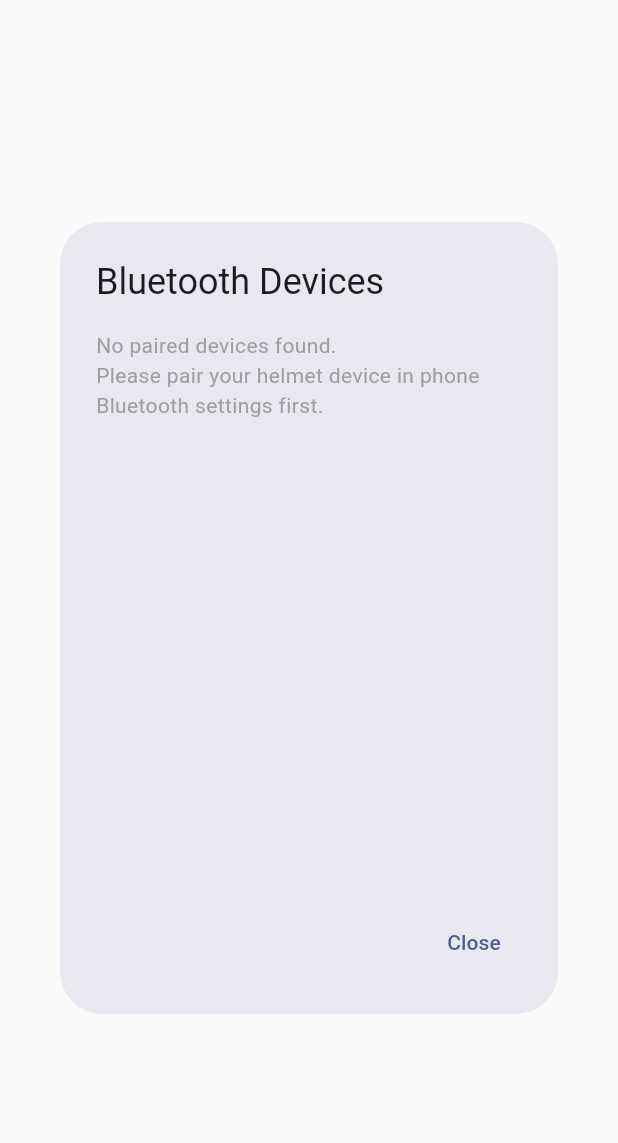
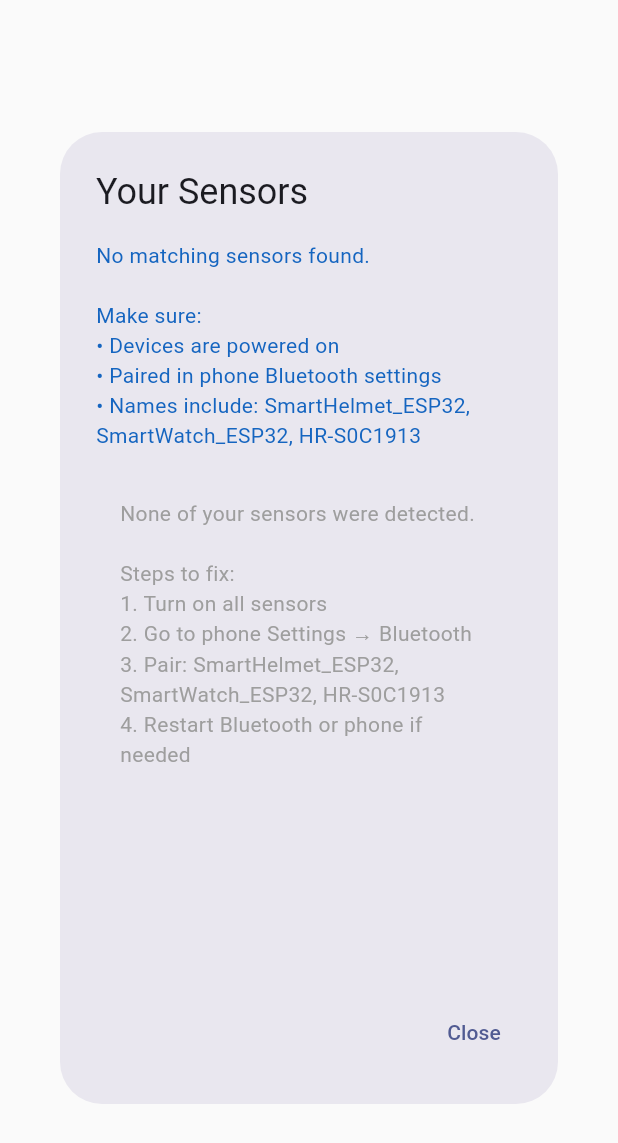
Before and after one commit to Yasiru3875/Smart-Helmet, a Flutter app: the BluetoothConnectDialog widget shown alone on an empty page, opened directly with empty values, on a phone screen of 412 x 824 dp. Shown: the top 1143 px of the screen. Run offline on Flutter 3.47's test engine with Material 3 defaults, Android fonts, the phone set to English and light mode, and no system bars; our stand-ins replace cloud_firestore, firebase_auth, firebase_core, fl_chart, flutter_bluetooth_serial, flutter_staggered_animations and 6 more; missing offline and left inert: google_maps_flutter_android, google_maps_flutter_platform_interface, tflite_flutter; accounts and stored records are empty.

Commit message:
Updated Bluetooth Connection of the Member2 function

```diff
--- a/smart_helmet_app/lib/services/bluetooth_connect_dialog.dart
+++ b/smart_helmet_app/lib/services/bluetooth_connect_dialog.dart
@@ -1,7 +1,7 @@
 import 'package:flutter/material.dart';
 import 'package:flutter_bluetooth_serial/flutter_bluetooth_serial.dart';
 
-import 'bluetooth_manager.dart'; // ← make sure this file is also imported correctly
+import 'bluetooth_manager.dart'; // Your BluetoothManager class
 
 class BluetoothConnectDialog extends StatefulWidget {
   final BluetoothManager manager;
@@ -15,90 +15,195 @@ class BluetoothConnectDialog extends StatefulWidget {
 class _BluetoothConnectDialogState extends State<BluetoothConnectDialog> {
   List<BluetoothDevice> _bondedDevices = [];
   bool _isLoading = true;
-  String _statusMessage = '';
+  String _overallStatus = 'Scanning for your sensors...';
+
+  // Only these devices are relevant
+  final List<String> _targetDevices = [
+    "SmartHelmet_ESP32",
+    "SmartWatch_ESP32",
+    "HR-S0C1913",
+  ];
+
+  // Track real-time status for each target device
+  final Map<String, String> _deviceStatus = {};
 
   @override
   void initState() {
     super.initState();
-    _loadBondedDevices();
+    _loadPairedDevices().then((_) {
+      _autoConnectTargets();
+    });
   }
 
-  Future<void> _loadBondedDevices() async {
+  Future<void> _loadPairedDevices() async {
     try {
-      final devices = await FlutterBluetoothSerial.instance.getBondedDevices();
+      final allPaired =
+          await FlutterBluetoothSerial.instance.getBondedDevices();
       if (!mounted) return;
+
+      // Filter only devices that match our targets
+      final matched = allPaired.where((d) {
+        final nameLower = (d.name ?? '').toLowerCase().trim();
+        return _targetDevices.any((t) {
+          final tLower = t.toLowerCase();
+          return nameLower.contains(tLower) ||
+              nameLower.startsWith(tLower) ||
+              nameLower
+                  .replaceAll(' ', '')
+                  .contains(tLower.replaceAll(' ', ''));
+        });
+      }).toList();
+
       setState(() {
-        _bondedDevices = devices;
+        _bondedDevices = matched;
         _isLoading = false;
       });
+
+      // Debug print - very useful!
+      print("=== DETECTED TARGET DEVICES ===");
+      if (matched.isEmpty) {
+        print("→ None of the target devices were found");
+      } else {
+        for (var d in matched) {
+          print(" - ${d.name ?? 'Unnamed'} (${d.address})");
+        }
+      }
+      print("==============================");
     } catch (e) {
       if (!mounted) return;
       setState(() {
-        _statusMessage = 'Error loading devices: $e';
+        _overallStatus = 'Error loading devices: $e';
         _isLoading = false;
       });
     }
   }
 
-  Future<void> _connectToAll() async {
-    if (_bondedDevices.isEmpty) return;
+  Future<void> _autoConnectTargets({bool isRetry = false}) async {
+    if (_bondedDevices.isEmpty) {
+      setState(() {
+        _overallStatus = 'No matching sensors found.\n\n'
+            'Make sure:\n'
+            '• Devices are powered on\n'
+            '• Paired in phone Bluetooth settings\n'
+            '• Names include: SmartHelmet_ESP32, SmartWatch_ESP32, HR-S0C1913';
+      });
+      return;
+    }
 
-    if (!mounted) return;
-    setState(() => _statusMessage = 'Connecting to all devices...');
+    setState(() {
+      _overallStatus = '${isRetry ? 'Re-' : 'A'}uto-connecting sensors...';
+      _deviceStatus.clear(); // reset per-device status
+    });
 
-    int successCount = 0;
-    int failCount = 0;
+    int success = 0;
 
-    for (final device in _bondedDevices) {
-      final deviceName = device.name ?? device.address;
-      // Optional: filter only helmet-like devices
-      // if (!deviceName.contains('Helmet') && !deviceName.contains('ESP')) continue;
-
-      final result = await widget.manager.connectToDevice(deviceName);
-      if (result.toLowerCase().contains('connected')) {
-        successCount++;
-      } else {
-        failCount++;
+    for (final target in _targetDevices) {
+      // Try to find matching device
+      BluetoothDevice? targetDevice;
+      for (var d in _bondedDevices) {
+        final nameLower = (d.name ?? '').toLowerCase().trim();
+        final targetLower = target.toLowerCase();
+        if (nameLower.contains(targetLower) ||
+            nameLower.startsWith(targetLower) ||
+            nameLower
+                .replaceAll(' ', '')
+                .contains(targetLower.replaceAll(' ', ''))) {
+          targetDevice = d;
+          break;
         }
       }
 
-    if (!mounted) return;
+      if (targetDevice == null) {
         setState(() {
-      _statusMessage =
-          'Connected: $successCount | Failed: $failCount\nTap outside to close.';
+          _deviceStatus[target] = '✗ Not found';
+          _overallStatus += '\n✗ $target → not detected';
+        });
+        continue;
+      }
+
+      final displayName = targetDevice.name ?? targetDevice.address;
+
+      setState(() {
+        _deviceStatus[target] = 'Connecting...';
+        _overallStatus += '\n→ Trying $displayName...';
+      });
+
+      try {
+        final result = await widget.manager.connectToDevice(displayName);
+        final isSuccess = result.toLowerCase().contains('connected');
+
+        setState(() {
+          _deviceStatus[target] = isSuccess ? '✓ Connected' : '✗ $result';
+          _overallStatus +=
+              '\n${isSuccess ? '✓' : '✗'} $displayName → ${isSuccess ? 'Connected' : result}';
+        });
+
+        if (isSuccess) success++;
+      } catch (e) {
+        setState(() {
+          _deviceStatus[target] = '✗ Error';
+          _overallStatus += '\n✗ $displayName → Error: $e';
+        });
+      }
+
+      // Important: delay between connections
+      await Future.delayed(const Duration(milliseconds: 1500));
+    }
+
+    setState(() {
+      _overallStatus +=
+          '\n\nFinished: $success/${_targetDevices.length} connected successfully.\n'
+          'Close dialog or tap "Retry All" to try again.';
     });
   }
 
   @override
   Widget build(BuildContext context) {
     return AlertDialog(
-      title: const Text('Bluetooth Devices'),
+      title: const Text('Your Sensors'),
       content: SizedBox(
         width: double.maxFinite,
-        height: 360,
+        height: 480,
         child: _isLoading
             ? const Center(child: CircularProgressIndicator())
             : Column(
                 crossAxisAlignment: CrossAxisAlignment.start,
                 children: [
-                  if (_statusMessage.isNotEmpty)
+                  // Status summary
                   Padding(
-                      padding: const EdgeInsets.only(bottom: 12),
+                    padding: const EdgeInsets.only(bottom: 16),
                     child: Text(
-                        _statusMessage,
+                      _overallStatus,
                       style: TextStyle(
-                          color: _statusMessage.contains('Connected')
-                              ? Colors.green[700]
-                              : Colors.red[700],
+                        fontSize: 14,
+                        height: 1.4,
+                        color: _overallStatus.contains('✓') ||
+                                _overallStatus.contains('Connected')
+                            ? Colors.green[800]
+                            : _overallStatus.contains('✗') ||
+                                    _overallStatus.contains('Error')
+                                ? Colors.red[800]
+                                : Colors.blue[800],
                       ),
                     ),
                   ),
+
+                  // If no devices found → show instructions
                   if (_bondedDevices.isEmpty && !_isLoading)
-                    const Text(
-                      'No paired devices found.\n'
-                      'Please pair your helmet device in phone Bluetooth settings first.',
-                      style: TextStyle(color: Colors.grey),
+                    const Padding(
+                      padding: EdgeInsets.all(16),
+                      child: Text(
+                        'None of your sensors were detected.\n\n'
+                        'Steps to fix:\n'
+                        '1. Turn on all sensors\n'
+                        '2. Go to phone Settings → Bluetooth\n'
+                        '3. Pair: SmartHelmet_ESP32, SmartWatch_ESP32, HR-S0C1913\n'
+                        '4. Restart Bluetooth or phone if needed',
+                        style: TextStyle(color: Colors.grey, fontSize: 14),
                       ),
+                    ),
+
+                  // List of only your expected devices
                   Expanded(
                     child: ListView.builder(
                       itemCount: _bondedDevices.length,
@@ -107,6 +212,14 @@ class _BluetoothConnectDialogState extends State<BluetoothConnectDialog> {
                         final name =
                             device.name ?? 'Unknown (${device.address})';
                         final isConnected = widget.manager.isConnected(name);
+                        final statusText = _deviceStatus.entries
+                            .firstWhere(
+                              (e) => name
+                                  .toLowerCase()
+                                  .contains(e.key.toLowerCase()),
+                              orElse: () => MapEntry('', ''),
+                            )
+                            .value;
 
                         return ListTile(
                           leading: Icon(
@@ -116,7 +229,16 @@ class _BluetoothConnectDialogState extends State<BluetoothConnectDialog> {
                             color: isConnected ? Colors.green : Colors.grey,
                           ),
                           title: Text(name),
-                          subtitle: Text(device.address),
+                          subtitle: Text(
+                            statusText.isNotEmpty ? statusText : device.address,
+                            style: TextStyle(
+                              color: statusText.contains('✓')
+                                  ? Colors.green
+                                  : statusText.contains('✗')
+                                      ? Colors.red
+                                      : null,
+                            ),
+                          ),
                           trailing: isConnected
                               ? IconButton(
                                   icon: const Icon(Icons.link_off,
@@ -142,12 +264,12 @@ class _BluetoothConnectDialogState extends State<BluetoothConnectDialog> {
         if (!_isLoading && _bondedDevices.isNotEmpty)
           ElevatedButton.icon(
             icon: const Icon(Icons.sync),
-            label: const Text('Connect All'),
+            label: const Text('Retry All'),
             style: ElevatedButton.styleFrom(
               backgroundColor: Colors.indigo,
               foregroundColor: Colors.white,
             ),
-            onPressed: _connectToAll,
+            onPressed: () => _autoConnectTargets(isRetry: true),
           ),
       ],
     );
--- a/smart_helmet_app/pubspec.yaml
+++ b/smart_helmet_app/pubspec.yaml
@@ -30,6 +30,7 @@ dependencies:
   flutter_bluetooth_serial: ^0.4.0
 
   permission_handler: ^11.3.1
+  collection: ^1.18.0
 
   cupertino_icons: ^1.0.8
   firebase_database: ^11.3.10
```
Also changed, not shown: smart_helmet_app/lib/screens/home/members/Stress_Detection/member2_page.dart (+59 -2 lines). Lines whose indentation alone changed are shown as unchanged.
